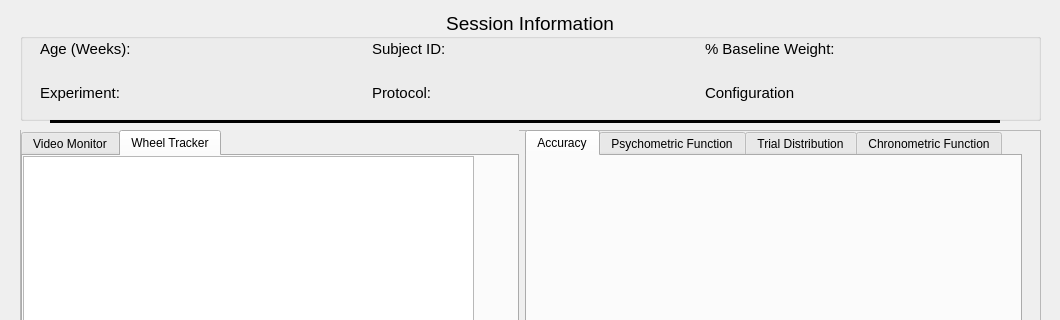
Qt form protocols/random_dot_motion/core/gui/rdk_rig.ui (vaibrainium/NeuRPi) before a commit; both pictures show x 0 to 1060 and y 0 to 320 of the 1060 by 871 pixel window.
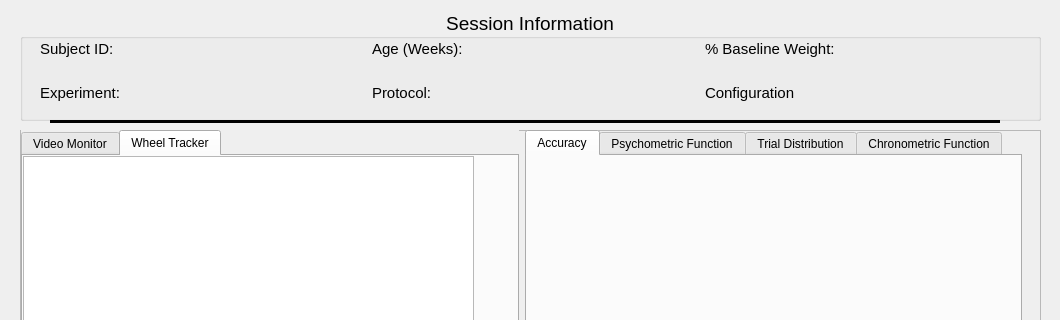
The same form after that commit. Custom widgets are drawn as their Qt base class.

Commit message: style: layout changes

The edit to the form file:
```diff
--- a/protocols/random_dot_motion/core/gui/rdk_rig.ui
+++ b/protocols/random_dot_motion/core/gui/rdk_rig.ui
@@ -915,7 +915,7 @@
    <property name="flat">
     <bool>false</bool>
    </property>
-   <widget class="QWidget" name="">
+   <widget class="QWidget" name="layoutWidget">
     <property name="geometry">
      <rect>
       <x>20</x>
@@ -937,12 +937,12 @@
             </font>
            </property>
            <property name="text">
-            <string>Age (Weeks):</string>
+            <string>Subject ID:</string>
            </property>
           </widget>
          </item>
          <item>
-          <widget class="QLabel" name="age">
+          <widget class="QLabel" name="subject_id">
            <property name="font">
             <font>
              <pointsize>11</pointsize>
@@ -969,12 +969,12 @@
             </font>
            </property>
            <property name="text">
-            <string>Subject ID:</string>
+            <string>Age (Weeks):</string>
            </property>
           </widget>
          </item>
          <item>
-          <widget class="QLabel" name="subject_id">
+          <widget class="QLabel" name="age">
            <property name="font">
             <font>
              <pointsize>11</pointsize>
```
The commit also changes 1 other file.
